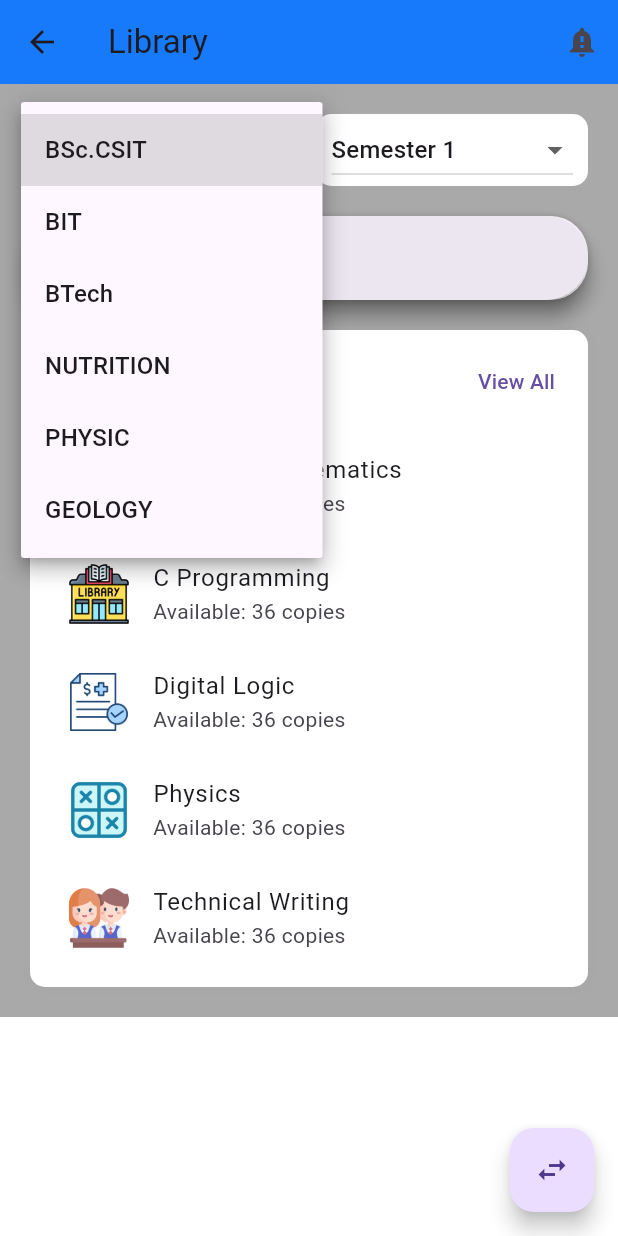
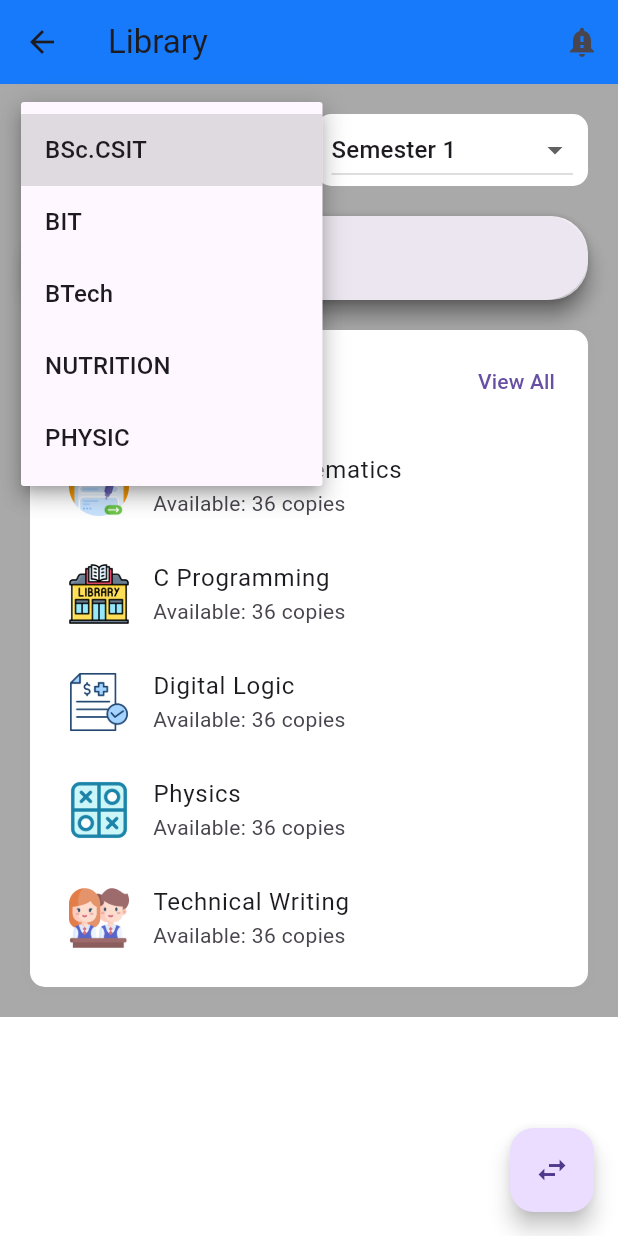
Before and after one commit to amitmahato98/CMS, a Flutter app: the Library screen opened directly, after a tap on "BSc.CSIT", on a phone screen of 412 x 824 dp. Run offline on Flutter 3.47's test engine with Material 3 defaults, Android fonts, the phone set to English and light mode, and no system bars.

```diff
--- a/lib/navigations/screens/library/library.dart
+++ b/lib/navigations/screens/library/library.dart
@@ -24,7 +24,7 @@ class _LibraryState extends State<Library> {
     'BTech',
     'NUTRITION',
     'PHYSIC',
-    'GEOLOGY',
+
   ];
 
   final List<String> semesters = ['1', '2', '3', '4', '5', '6', '7', '8'];
```
